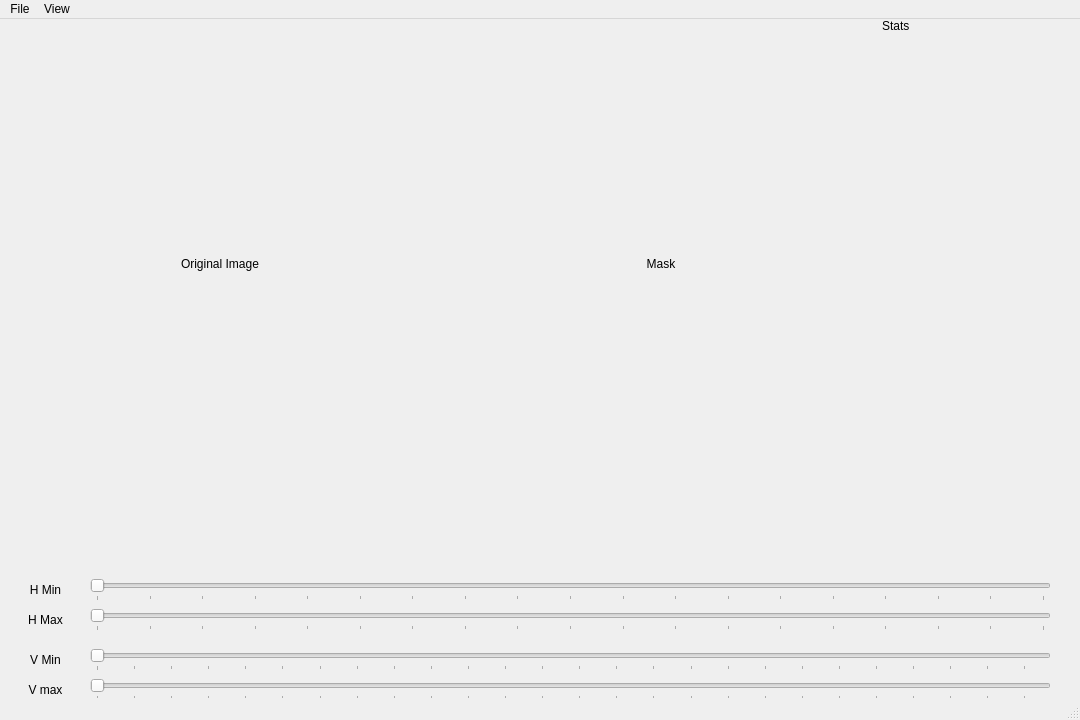
The window that layout.ui (BhaskarS1ngha/RiceImageGUITool) describes before a commit, drawn with Qt 5.
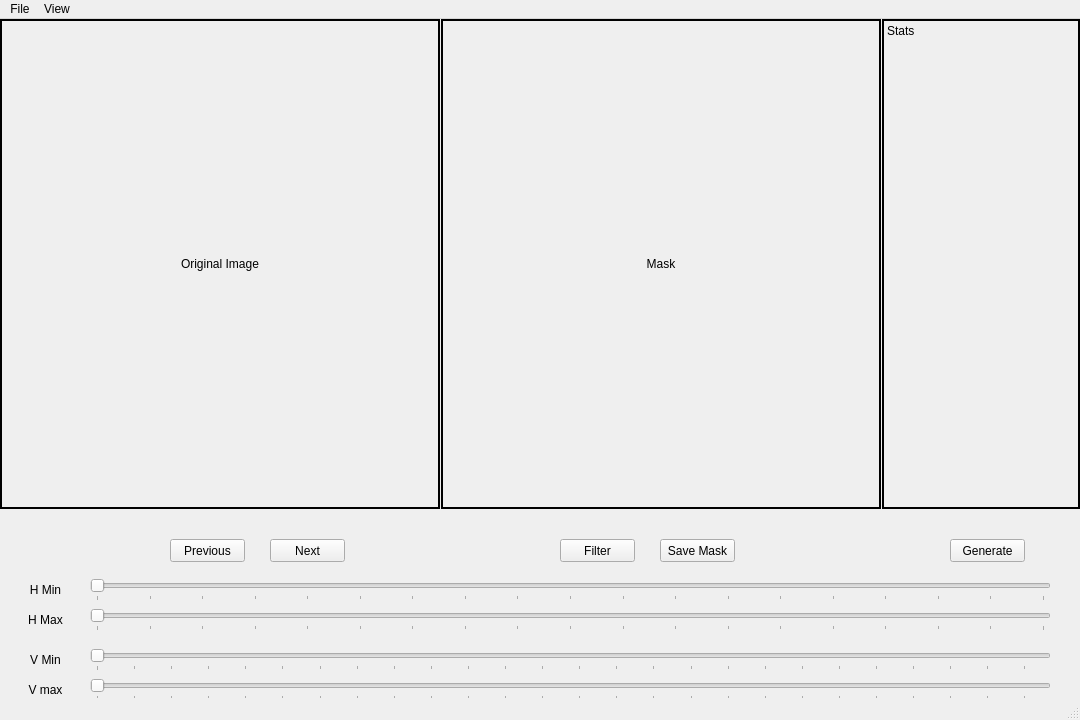
The same window after the commit.

Commit message: modified ui, added next, previous, filter contour options. save output as csv file, integrated pyRadiomics

```diff
--- a/layout.ui
+++ b/layout.ui
@@ -175,6 +175,9 @@
       <height>490</height>
      </rect>
     </property>
+    <property name="frameShape">
+     <enum>QFrame::WinPanel</enum>
+    </property>
     <property name="text">
      <string>Original Image</string>
     </property>
@@ -191,6 +194,9 @@
       <height>490</height>
      </rect>
     </property>
+    <property name="frameShape">
+     <enum>QFrame::WinPanel</enum>
+    </property>
     <property name="text">
      <string>Mask</string>
     </property>
@@ -207,11 +213,88 @@
       <height>490</height>
      </rect>
     </property>
+    <property name="frameShape">
+     <enum>QFrame::WinPanel</enum>
+    </property>
+    <property name="frameShadow">
+     <enum>QFrame::Plain</enum>
+    </property>
     <property name="text">
      <string>Stats</string>
     </property>
     <property name="alignment">
      <set>Qt::AlignLeading|Qt::AlignLeft|Qt::AlignTop</set>
+    </property>
+    <property name="wordWrap">
+     <bool>true</bool>
+    </property>
+   </widget>
+   <widget class="QPushButton" name="generateFeaturesButton">
+    <property name="geometry">
+     <rect>
+      <x>950</x>
+      <y>520</y>
+      <width>75</width>
+      <height>23</height>
+     </rect>
+    </property>
+    <property name="text">
+     <string>Generate</string>
+    </property>
+   </widget>
+   <widget class="QPushButton" name="saveButton">
+    <property name="geometry">
+     <rect>
+      <x>660</x>
+      <y>520</y>
+      <width>75</width>
+      <height>23</height>
+     </rect>
+    </property>
+    <property name="text">
+     <string>Save Mask</string>
+    </property>
+    <property name="shortcut">
+     <string>Ctrl+S</string>
+    </property>
+   </widget>
+   <widget class="QPushButton" name="nextButton">
+    <property name="geometry">
+     <rect>
+      <x>270</x>
+      <y>520</y>
+      <width>75</width>
+      <height>23</height>
+     </rect>
+    </property>
+    <property name="text">
+     <string>Next</string>
+    </property>
+   </widget>
+   <widget class="QPushButton" name="prevButton">
+    <property name="geometry">
+     <rect>
+      <x>170</x>
+      <y>520</y>
+      <width>75</width>
+      <height>23</height>
+     </rect>
+    </property>
+    <property name="text">
+     <string>Previous</string>
+    </property>
+   </widget>
+   <widget class="QPushButton" name="filterButton">
+    <property name="geometry">
+     <rect>
+      <x>560</x>
+      <y>520</y>
+      <width>75</width>
+      <height>23</height>
+     </rect>
+    </property>
+    <property name="text">
+     <string>Filter</string>
     </property>
    </widget>
   </widget>
```
The commit also changes 9 other files.
